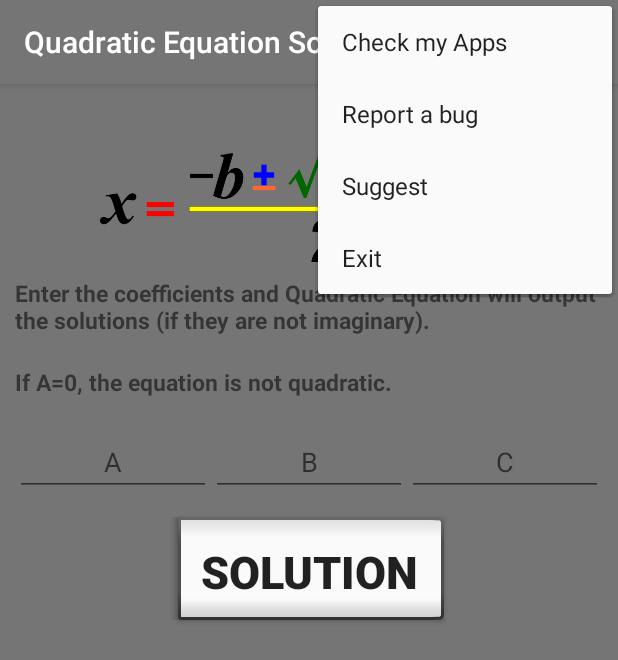
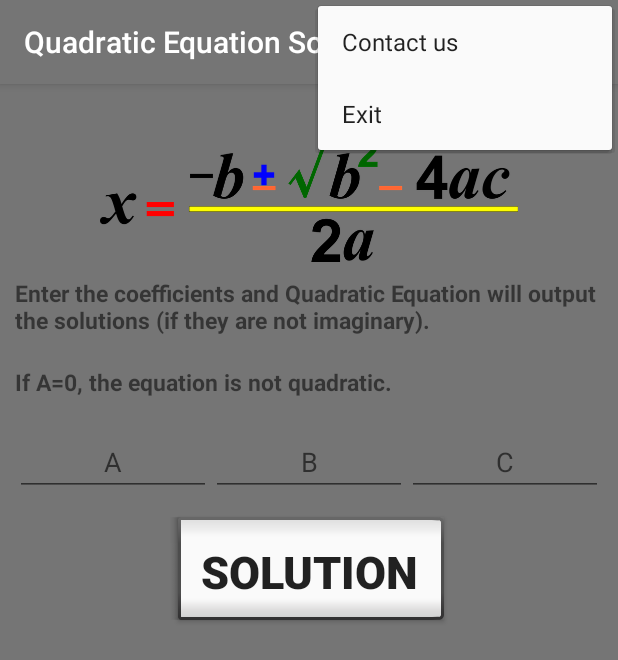
Before and after one commit to M7edshin/android-quadratic-equation-solver-app, an Android app: the screen it shows after launch (MainActivity), with the options menu open, on a phone screen of 412 x 824 dp. Shown: the top 660 px of the screen. Run offline under Robolectric (Android 15) with nearby library versions, the phone set to English and light mode, and no system bars.

Commit message:
New button added (Clear Button) Removed unnecessary action options

```diff
--- a/app/build.gradle
+++ b/app/build.gradle
@@ -8,8 +8,8 @@ android {
         applicationId "shahin.simplequadraticsolver"
         minSdkVersion 16
         targetSdkVersion 24
-        versionCode 2
-        versionName "1.1"
+        versionCode 3
+        versionName "1.2"
     }
     buildTypes {
         release {
--- a/app/src/main/res/layout/activity_main.xml
+++ b/app/src/main/res/layout/activity_main.xml
@@ -101,6 +101,13 @@
         android:id="@+id/tvSol2"
         style="@style/StyleGeneral" />
 
+    <LinearLayout
+        android:id="@+id/linearLayout_extra"
+        android:layout_width="wrap_content"
+        android:layout_height="wrap_content"
+        android:orientation="horizontal"
+        android:layout_gravity="center">
+
         <Button
             android:id="@+id/btnRound"
             style="@android:style/Widget.DeviceDefault.Light.Button.Inset"
@@ -112,4 +119,18 @@
             android:textSize="@dimen/size_20"
             android:textStyle="bold" />
 
+        <Button
+            android:id="@+id/btnClear"
+            style="@android:style/Widget.DeviceDefault.Light.Button.Inset"
+            android:layout_width="wrap_content"
+            android:layout_height="wrap_content"
+            android:layout_gravity="center_horizontal"
+            android:onClick="clearAll"
+            android:text="@string/str_clear"
+            android:textSize="@dimen/size_20"
+            android:textStyle="bold" />
+
     </LinearLayout>
+
+
+</LinearLayout>
--- a/app/src/main/res/menu/menu_options.xml
+++ b/app/src/main/res/menu/menu_options.xml
@@ -2,18 +2,8 @@
     xmlns:app="http://schemas.android.com/apk/res-auto">
 
     <item
-        android:id="@+id/btnMyApps"
-        android:title="Check my Apps"
-        app:showAsAction="never" />
-
-    <item
-        android:id="@+id/btnReport"
-        android:title="Report a bug"
-        app:showAsAction="never" />
-
-    <item
         android:id="@+id/btnSuggest"
-        android:title="Suggest"
+        android:title="Contact us"
         app:showAsAction="never" />
 
     <item
--- a/app/src/main/res/values/strings.xml
+++ b/app/src/main/res/values/strings.xml
@@ -19,4 +19,5 @@
     <string name="str_enter_cofficient">Please enter value for coefficient A, B and C</string>
     <string name="str_positive_equal">X ( + )  =</string>
     <string name="str_negative_equal">X ( - )  =</string>
+    <string name="str_clear">Clear</string>
 </resources>
```
Also changed, not shown: app/src/main/java/shahin/simplequadraticsolver/MainActivity.java (+22 -19 lines), 1 other file. Lines whose indentation alone changed are shown as unchanged.
